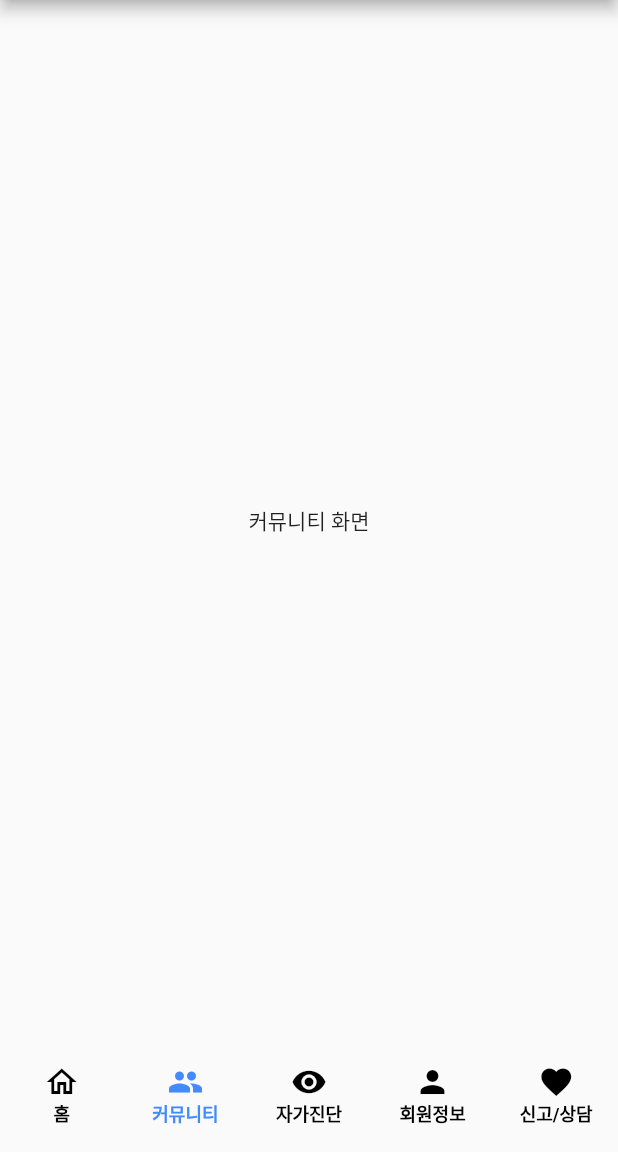
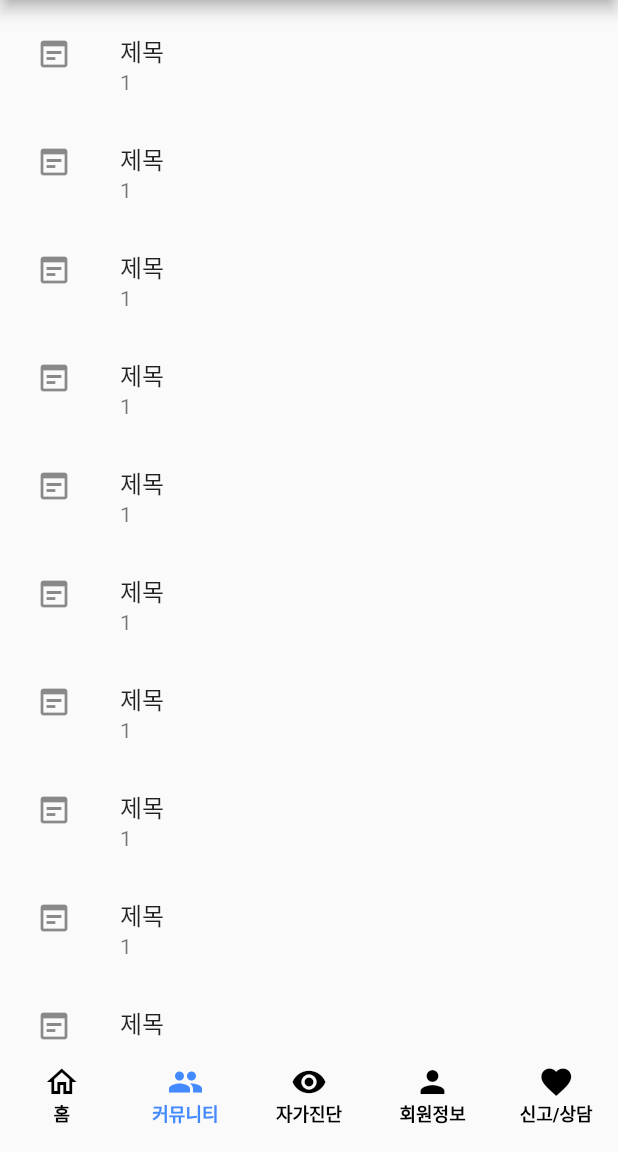
Before and after one commit to yuihmoo/bully_defense, a Flutter app: the screen it shows after launch, item 2 of the bottom bar chosen, on a phone screen of 412 x 824 dp, the part 84-1236 px from its top. Run offline on Flutter 3.47's test engine with Material 2 defaults, Android fonts, the phone set to English and light mode, and no system bars.

Commit message:
홈 화면 & 커뮤니티 게시판 ListView

```diff
--- a/lib/main.dart
+++ b/lib/main.dart
@@ -1,3 +1,5 @@
+import 'package:bully_defense/screen/home_screen.dart';
+import 'package:bully_defense/screen/community_screen.dart';
 import 'package:flutter/material.dart';
 
 void main() {
@@ -22,8 +24,8 @@ class MyApp extends StatelessWidget {
 
 class BottomNavigator extends StatelessWidget {
   final List<Widget> _widgetOptions = [
-    const Center(child: Text('홈 화면')),
-    const Center(child: Text('커뮤니티 화면')),
+    const Center(child: HomeScreen()),
+    const Center(child: CommunityScreen()),
     const Center(child: Text('자가진단 화면')),
     const Center(child: Text('회원정보 화면')),
     const Center(child: Text('신고/상담 화면')),
--- /dev/null
+++ b/lib/model/board.dart
@@ -0,0 +1,19 @@
+class Board {
+  String id;
+  String title;
+  String content;
+  bool like;
+  int likeCounts;
+
+  Board(this.id, this.title, this.content, this.like, this.likeCounts);
+
+  Board.fromMap(Map<String, dynamic> map)
+      : id = map['id'],
+        title = map['title'],
+        content = map['content'],
+        like = map['like'],
+        likeCounts = map['likeCounts'];
+
+  @override
+  String toString() => "Board<$id:$title>";
+}
--- /dev/null
+++ b/lib/screen/community_screen.dart
@@ -0,0 +1,62 @@
+import 'package:flutter/material.dart';
+import 'package:bully_defense/model/board.dart';
+
+class CommunityScreen extends StatefulWidget {
+  const CommunityScreen({Key? key}) : super(key: key);
+
+  @override
+  _CommunityScreenState createState() => _CommunityScreenState();
+}
+
+class _CommunityScreenState extends State<CommunityScreen> {
+  List<Board> boards = [
+    Board.fromMap({
+      'id': 'yuihmoo',
+      'title': '제목',
+      'content': '내용',
+      'like': true,
+      'likeCounts': 1,
+    }),
+  ];
+
+  @override
+  void initState() {
+    super.initState();
+  }
+
+  @override
+  Widget build(BuildContext context) {
+    return ListView(
+      padding: const EdgeInsets.all(8),
+      children: <Widget>[
+        BoardTile(boards[0]),
+        BoardTile(boards[0]),
+        BoardTile(boards[0]),
+        BoardTile(boards[0]),
+        BoardTile(boards[0]),
+        BoardTile(boards[0]),
+        BoardTile(boards[0]),
+        BoardTile(boards[0]),
+        BoardTile(boards[0]),
+        BoardTile(boards[0]),
+        BoardTile(boards[0]),
+        BoardTile(boards[0]),
+      ],
+    );
+  }
+}
+
+class BoardTile extends StatelessWidget {
+  const BoardTile(this._board, {Key? key}) : super(key: key);
+
+  final Board _board;
+
+  @override
+  Widget build(BuildContext context) {
+    return ListTile(
+      leading: const Icon(Icons.wysiwyg),
+      title: Text(_board.title),
+      subtitle: Text(_board.likeCounts.toString()),
+    );
+  }
+}
--- /dev/null
+++ b/lib/screen/home_screen.dart
@@ -0,0 +1,30 @@
+import 'package:flutter/material.dart';
+
+class HomeScreen extends StatefulWidget {
+  const HomeScreen({Key? key}) : super(key: key);
+
+  @override
+  _HomeScreenState createState() => _HomeScreenState();
+}
+
+class _HomeScreenState extends State<HomeScreen> {
+
+  @override
+  void initState() {
+    super.initState();
+  }
+
+  @override
+  Widget build(BuildContext context) {
+    return Container(
+      child: Row(
+        mainAxisAlignment: MainAxisAlignment.center,
+        children: <Widget>[
+          Image.asset(
+            'images/home_template.png',
+          ),
+        ],
+      ),
+    );
+  }
+}
--- a/pubspec.yaml
+++ b/pubspec.yaml
@@ -34,6 +34,9 @@ dependencies:
   # The following adds the Cupertino Icons font to your application.
   # Use with the CupertinoIcons class for iOS style icons.
   cupertino_icons: ^1.0.2
+  cloud_firestore:
+  firebase_core:
+  firebase_core_web:
 
 dev_dependencies:
   flutter_test:
@@ -66,6 +69,7 @@ flutter:
     - images/icon_bd3.png
     - images/icon_bd4.png
     - images/icon_bd5.png
+    - images/
 
   # An image asset can refer to one or more resolution-specific "variants", see
   # https://flutter.dev/assets-and-images/#resolution-aware.
```
Also changed, not shown: images/home_template.png (added), lib/model/person.dart (added), pubspec.lock, 1 other file.
